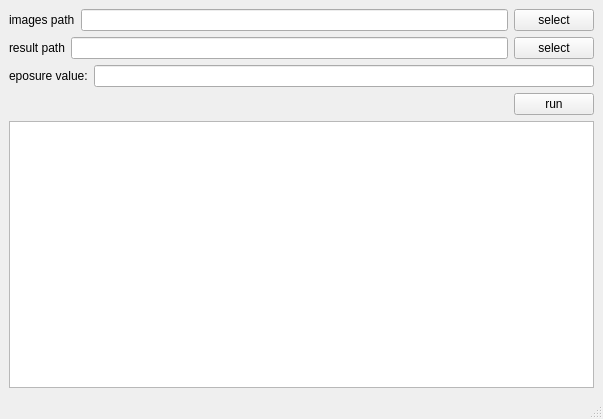
First picture: the form in mainwindow.ui, repository xiaodong-gao/rgb_to_hsv_exp, before the edit.
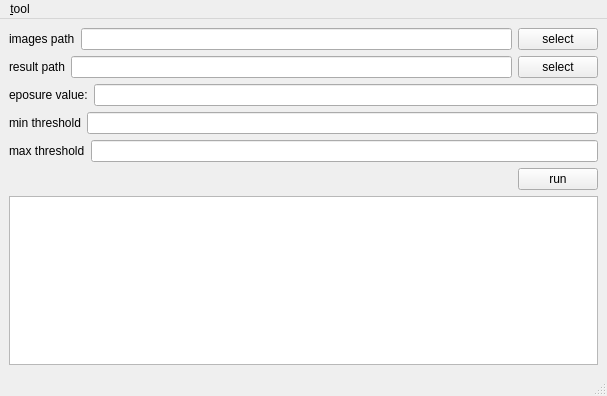
Second picture: the form after the edit.

The edit to the form file:
```diff
--- a/mainwindow.ui
+++ b/mainwindow.ui
@@ -6,8 +6,8 @@
    <rect>
     <x>0</x>
     <y>0</y>
-    <width>603</width>
-    <height>419</height>
+    <width>607</width>
+    <height>396</height>
    </rect>
   </property>
   <property name="windowTitle">
@@ -73,6 +73,34 @@
         </item>
        </layout>
       </item>
+      <item>
+       <layout class="QHBoxLayout" name="horizontalLayout_5">
+        <item>
+         <widget class="QLabel" name="labelMinThreshold">
+          <property name="text">
+           <string>min threshold</string>
+          </property>
+         </widget>
+        </item>
+        <item>
+         <widget class="QLineEdit" name="lineEditMinThreshold"/>
+        </item>
+       </layout>
+      </item>
+      <item>
+       <layout class="QHBoxLayout" name="horizontalLayout_6">
+        <item>
+         <widget class="QLabel" name="label_5">
+          <property name="text">
+           <string>max threshold</string>
+          </property>
+         </widget>
+        </item>
+        <item>
+         <widget class="QLineEdit" name="lineEditMaxThreshold"/>
+        </item>
+       </layout>
+      </item>
       <item>
        <layout class="QHBoxLayout" name="horizontalLayout_4">
         <item>
@@ -109,10 +137,17 @@
     <rect>
      <x>0</x>
      <y>0</y>
-     <width>603</width>
+     <width>607</width>
      <height>21</height>
     </rect>
    </property>
+   <widget class="QMenu" name="menu_tool">
+    <property name="title">
+     <string>&amp;tool</string>
+    </property>
+    <addaction name="action_settings_threshold"/>
+   </widget>
+   <addaction name="menu_tool"/>
   </widget>
   <widget class="QStatusBar" name="statusbar"/>
  </widget>
```
Left out of the diff: 5 changed lines with no effect on the pictures.
